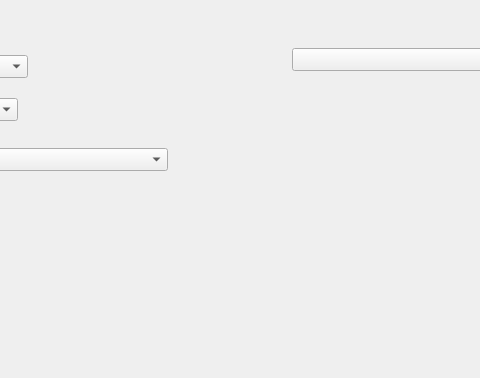
Above: expgen/expgen/ui/mainwindow.ui from jethornton/expgen before the change; both pictures show x 168 to 648 and y 222 to 600 of the 800 by 600 pixel window. Below: the same form after it.
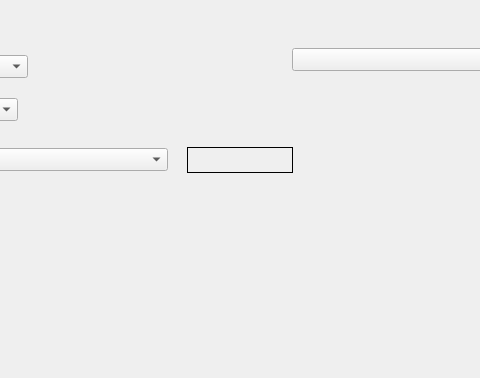
That is the form after the change. Custom widgets are drawn as their Qt base class.

Commit message: get channel type

The edit to the form file:
```diff
--- a/expgen/expgen/ui/mainwindow.ui
+++ b/expgen/expgen/ui/mainwindow.ui
@@ -95,15 +95,21 @@
      <set>Qt::AlignCenter</set>
     </property>
    </widget>
-   <widget class="StatusLabel" name="statuslabel">
+   <widget class="QLabel" name="pluginTypeLb">
     <property name="geometry">
      <rect>
-      <x>540</x>
-      <y>435</y>
-      <width>49</width>
-      <height>15</height>
+      <x>355</x>
+      <y>369</y>
+      <width>106</width>
+      <height>26</height>
      </rect>
     </property>
+    <property name="frameShape">
+     <enum>QFrame::Box</enum>
+    </property>
+    <property name="text">
+     <string/>
+    </property>
    </widget>
   </widget>
   <widget class="QStatusBar" name="statusbar"/>
@@ -140,13 +146,6 @@
    </property>
   </action>
  </widget>
- <customwidgets>
-  <customwidget>
-   <class>StatusLabel</class>
-   <extends>QLabel</extends>
-   <header>qtpyvcp.widgets.display_widgets.status_label</header>
-  </customwidget>
- </customwidgets>
  <resources/>
  <connections/>
 </ui>
```
The commit also changes 1 other file.
